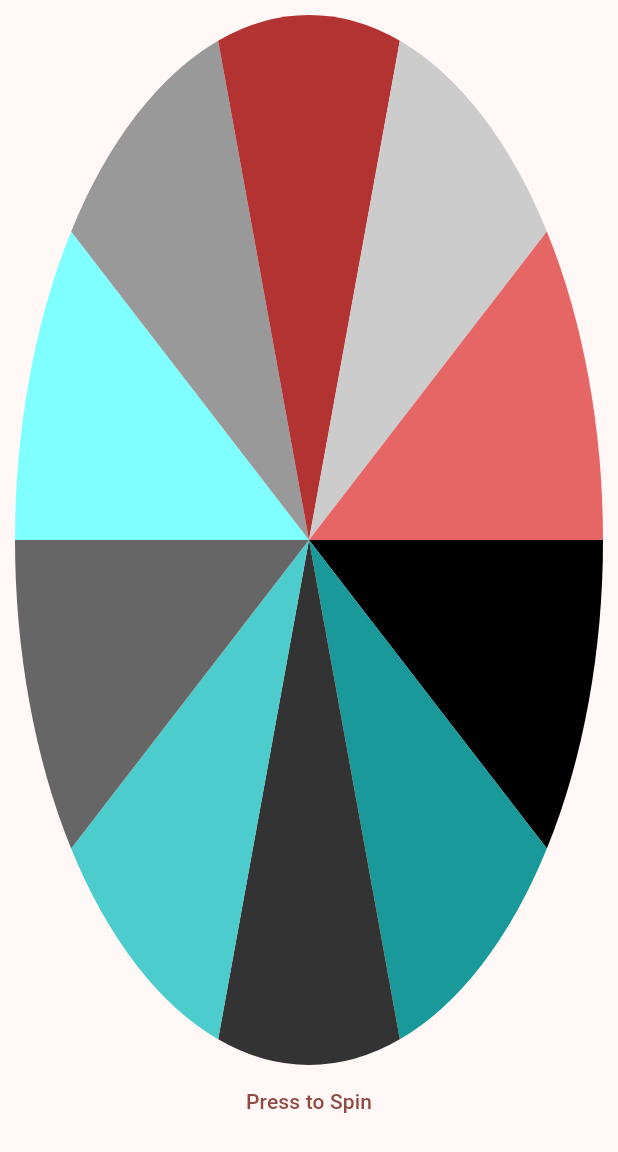
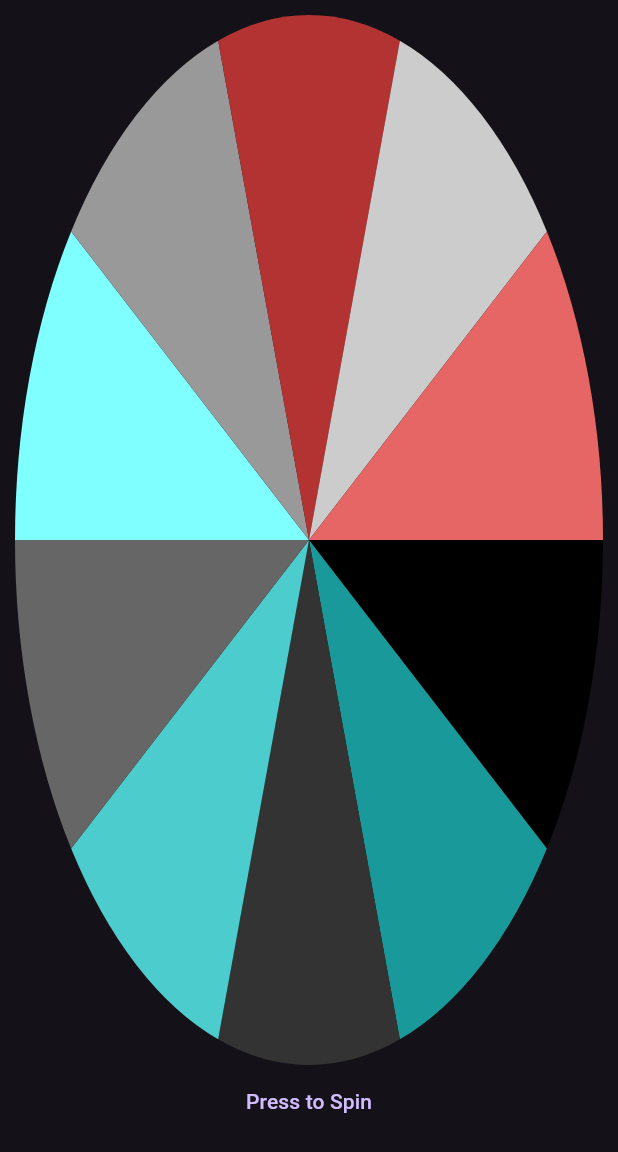
Before and after one commit to SiddharthJoshi1/spin-in-touch, a Flutter app: the screen it shows after launch, on a phone screen of 412 x 824 dp. Shown: the top 1152 px of the screen. Run offline on Flutter 3.47's test engine with Material 3 defaults, Android fonts, the phone set to English and light mode, and no system bars; our stand-ins replace bloc, flutter_bloc, freezed_annotation.

```diff
--- a/spin_in_touch/lib/app.dart
+++ b/spin_in_touch/lib/app.dart
@@ -27,7 +27,7 @@ class SpinnerAppView extends StatelessWidget {
     return MaterialApp(
       title: 'Spinner',
       theme: ThemeData(
-        colorScheme: ColorScheme.fromSeed(seedColor: Colors.red),
+        brightness: Brightness.dark,
         useMaterial3: true,
       ),
       home: Scaffold(body: Center(child:  SpinnerWidget())),
```
